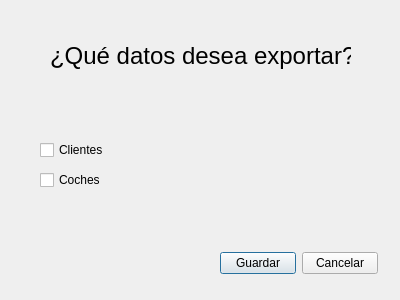
arielcostas/dam-di-costasguerrero, file ui/dlgTipoExportacion.ui: the form before one commit.
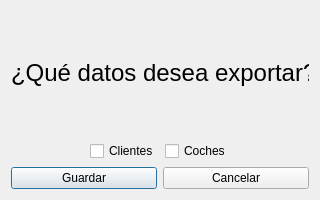
The form after the commit.

Patch:
```diff
--- a/ui/dlgTipoExportacion.ui
+++ b/ui/dlgTipoExportacion.ui
@@ -6,83 +6,101 @@
    <rect>
     <x>0</x>
     <y>0</y>
-    <width>400</width>
-    <height>300</height>
+    <width>320</width>
+    <height>200</height>
    </rect>
   </property>
+  <property name="minimumSize">
+   <size>
+    <width>320</width>
+    <height>200</height>
+   </size>
+  </property>
+  <property name="maximumSize">
+   <size>
+    <width>320</width>
+    <height>200</height>
+   </size>
+  </property>
   <property name="windowTitle">
    <string>Dialog</string>
   </property>
-  <widget class="QWidget" name="layoutWidget">
-   <property name="geometry">
-    <rect>
-     <x>220</x>
-     <y>250</y>
-     <width>158</width>
-     <height>26</height>
-    </rect>
-   </property>
-   <layout class="QHBoxLayout" name="horizontalLayout">
-    <item>
-     <widget class="QPushButton" name="buttonGuardar">
-      <property name="text">
-       <string>Guardar</string>
-      </property>
-     </widget>
-    </item>
-    <item>
-     <widget class="QPushButton" name="buttonCancelar">
-      <property name="text">
-       <string>Cancelar</string>
-      </property>
-     </widget>
-    </item>
-   </layout>
-  </widget>
-  <widget class="QCheckBox" name="checkboxClientes">
-   <property name="geometry">
-    <rect>
-     <x>40</x>
-     <y>140</y>
-     <width>76</width>
-     <height>20</height>
-    </rect>
-   </property>
-   <property name="text">
-    <string>Clientes</string>
-   </property>
-  </widget>
-  <widget class="QCheckBox" name="checkboxCoches">
-   <property name="geometry">
-    <rect>
-     <x>40</x>
-     <y>170</y>
-     <width>76</width>
-     <height>20</height>
-    </rect>
-   </property>
-   <property name="text">
-    <string>Coches</string>
-   </property>
-  </widget>
-  <widget class="QLabel" name="label">
-   <property name="geometry">
-    <rect>
-     <x>50</x>
-     <y>40</y>
-     <width>301</width>
-     <height>31</height>
-    </rect>
-   </property>
-   <property name="font">
-    <font>
-     <pointsize>18</pointsize>
-    </font>
-   </property>
-   <property name="text">
-    <string>¿Qué datos desea exportar?</string>
-   </property>
-  </widget>
+  <layout class="QVBoxLayout" name="verticalLayout">
+   <item>
+    <widget class="QLabel" name="label">
+     <property name="font">
+      <font>
+       <pointsize>18</pointsize>
+      </font>
+     </property>
+     <property name="text">
+      <string>¿Qué datos desea exportar?</string>
+     </property>
+    </widget>
+   </item>
+   <item>
+    <layout class="QHBoxLayout" name="horizontalLayout_2">
+     <item>
+      <spacer name="horizontalSpacer">
+       <property name="orientation">
+        <enum>Qt::Horizontal</enum>
+       </property>
+       <property name="sizeHint" stdset="0">
+        <size>
+         <width>40</width>
+         <height>20</height>
+        </size>
+       </property>
+      </spacer>
+     </item>
+     <item>
+      <widget class="QCheckBox" name="checkboxClientes">
+       <property name="text">
+        <string>Clientes</string>
+       </property>
+      </widget>
+     </item>
+     <item>
+      <widget class="QCheckBox" name="checkboxCoches">
+       <property name="text">
+        <string>Coches</string>
+       </property>
+      </widget>
+     </item>
+     <item>
+      <spacer name="horizontalSpacer_2">
+       <property name="orientation">
+        <enum>Qt::Horizontal</enum>
+       </property>
+       <property name="sizeHint" stdset="0">
+        <size>
+         <width>40</width>
+         <height>20</height>
+        </size>
+       </property>
+      </spacer>
+     </item>
+    </layout>
+   </item>
+   <item>
+    <layout class="QHBoxLayout" name="horizontalLayout">
+     <item>
+      <widget class="QPushButton" name="buttonGuardar">
+       <property name="text">
+        <string>Guardar</string>
+       </property>
+      </widget>
+     </item>
+     <item>
+      <widget class="QPushButton" name="buttonCancelar">
+       <property name="text">
+        <string>Cancelar</string>
+       </property>
+      </widget>
+     </item>
+    </layout>
+   </item>
+  </layout>
  </widget>
  <resources/>
  <connections/>
```
